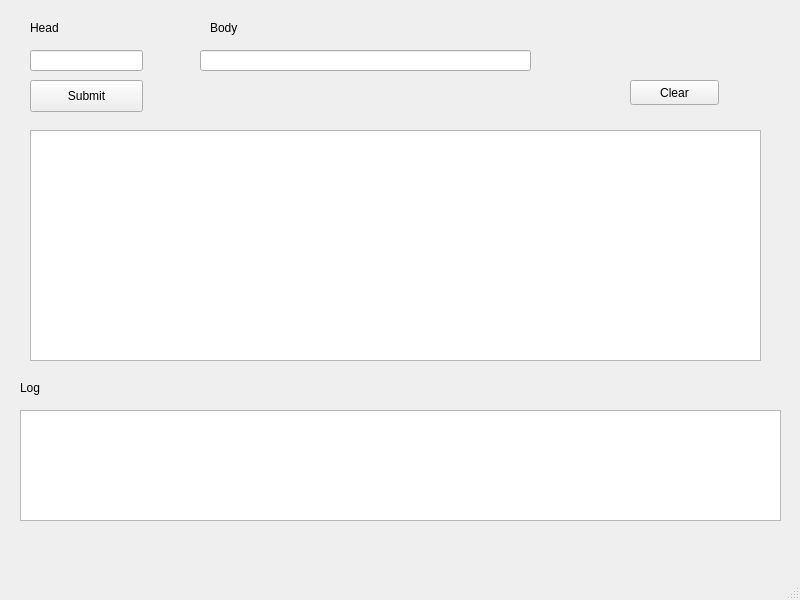
This is Castle/mainwindow.ui in gitmark/DragonRecipes as Qt 5 draws it before an edit. The edited form follows.
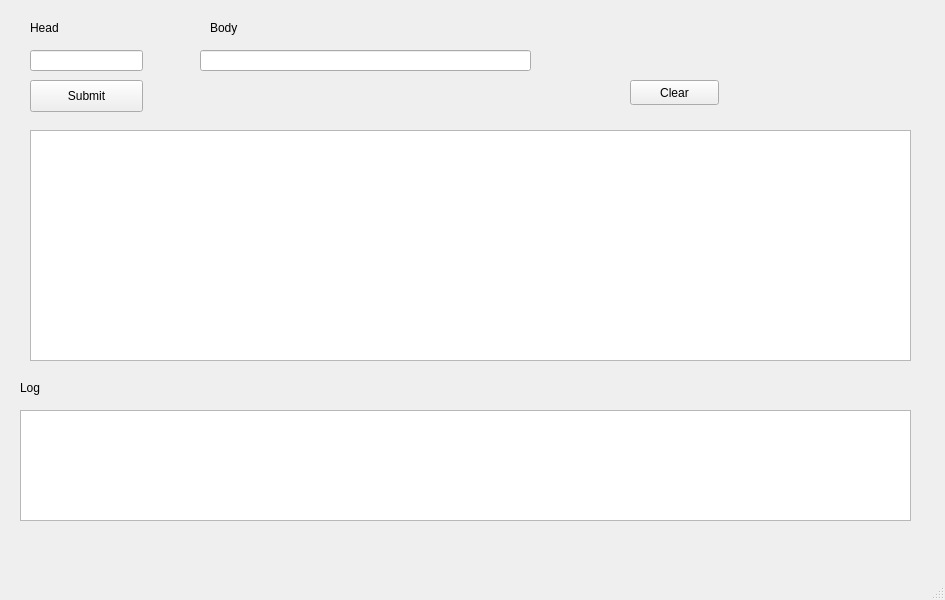
This is the edited form.

The edit to the form file:
```diff
--- a/Castle/mainwindow.ui
+++ b/Castle/mainwindow.ui
@@ -6,7 +6,7 @@
    <rect>
     <x>0</x>
     <y>0</y>
-    <width>800</width>
+    <width>945</width>
     <height>600</height>
    </rect>
   </property>
@@ -78,7 +78,7 @@
      <rect>
       <x>30</x>
       <y>130</y>
-      <width>731</width>
+      <width>881</width>
       <height>231</height>
      </rect>
     </property>
@@ -114,7 +114,7 @@
      <rect>
       <x>20</x>
       <y>410</y>
-      <width>761</width>
+      <width>891</width>
       <height>111</height>
      </rect>
     </property>
```
Left out of the diff: 2 changed lines with no effect on the pictures.
